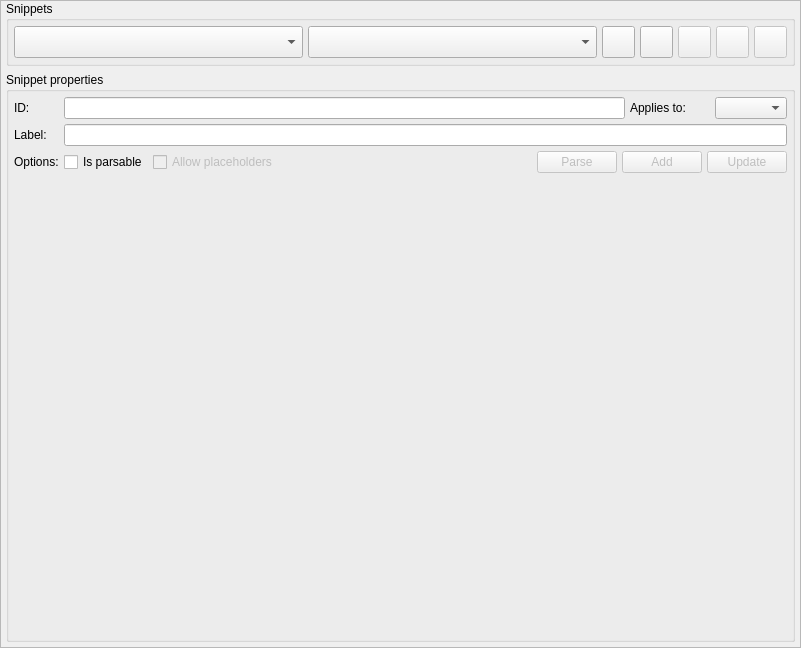
arichiardi/pgmodeler, file libs/libgui/ui/settings/snippetsconfigwidget.ui: the form before one commit.
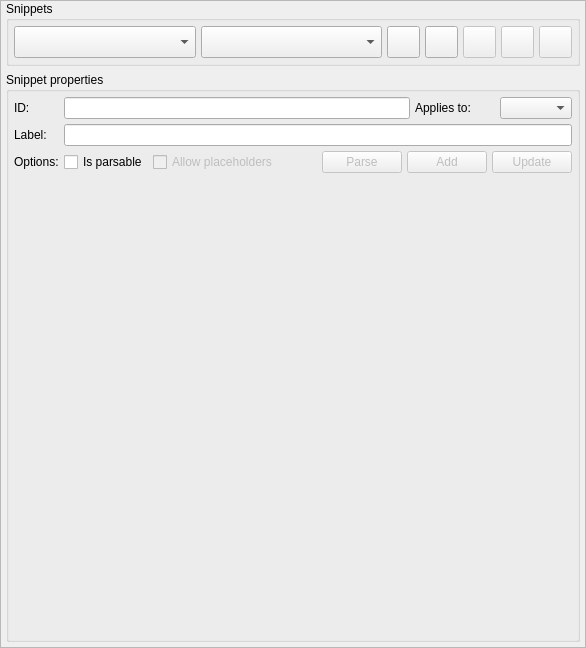
The form after the commit. Icons and pictures are not drawn.

The edit to the form file:
```diff
--- a/libs/libgui/ui/settings/snippetsconfigwidget.ui
+++ b/libs/libgui/ui/settings/snippetsconfigwidget.ui
@@ -6,7 +6,7 @@
    <rect>
     <x>0</x>
     <y>0</y>
-    <width>801</width>
+    <width>586</width>
     <height>648</height>
    </rect>
   </property>
```
